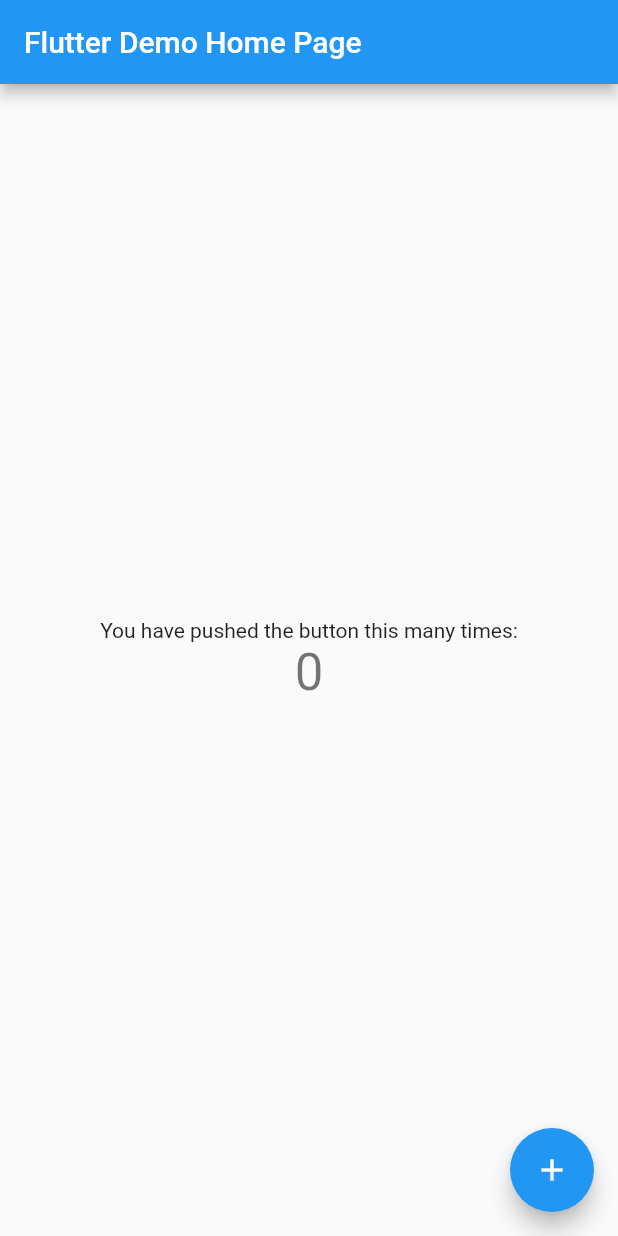
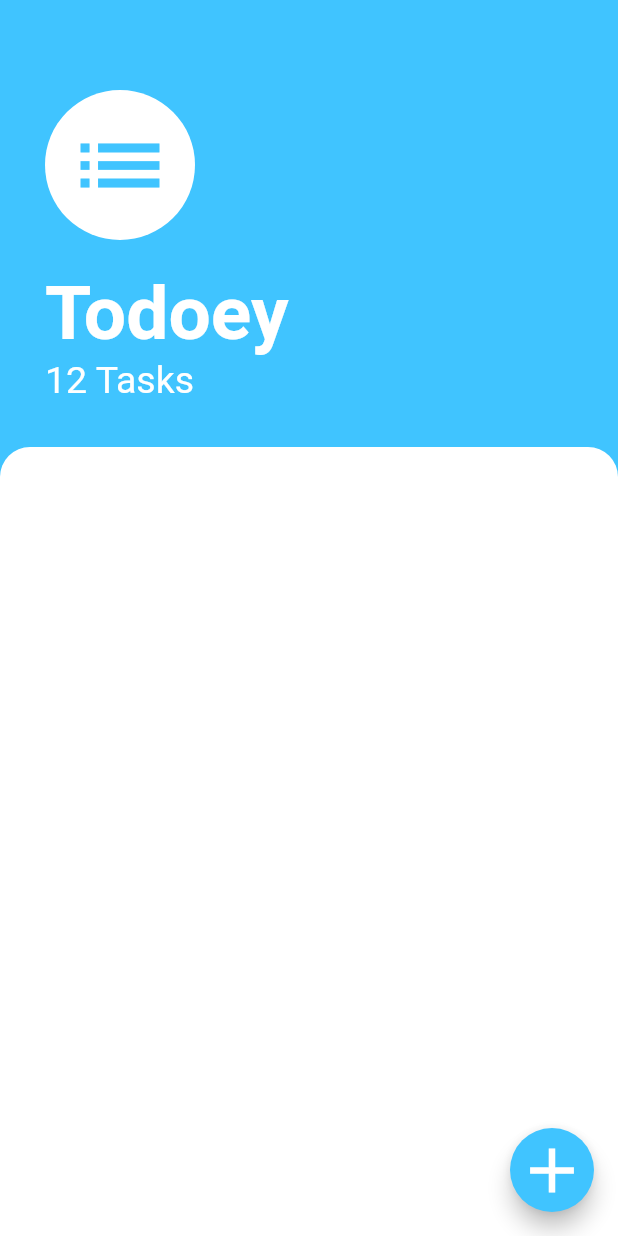
Before and after one commit to matr0s/todo_fliutter, a Flutter app: the screen it shows after launch, on a phone screen of 412 x 824 dp. Run offline on Flutter 3.47's test engine with Material 2 defaults, Android fonts, the phone set to English and light mode, and no system bars.

Commit message:
Tasks screen created with the main UI elements

```diff
--- a/lib/main.dart
+++ b/lib/main.dart
@@ -1,117 +1,14 @@
 import 'package:flutter/material.dart';
 
-void main() {
-  runApp(MyApp());
-}
+import 'screens/tasks_screen.dart';
+
+void main() => runApp(MyApp());
 
 class MyApp extends StatelessWidget {
-  // This widget is the root of your application.
   @override
   Widget build(BuildContext context) {
     return MaterialApp(
-      title: 'Flutter Demo',
-      theme: ThemeData(
-        // This is the theme of your application.
-        //
-        // Try running your application with "flutter run". You'll see the
-        // application has a blue toolbar. Then, without quitting the app, try
-        // changing the primarySwatch below to Colors.green and then invoke
-        // "hot reload" (press "r" in the console where you ran "flutter run",
-        // or simply save your changes to "hot reload" in a Flutter IDE).
-        // Notice that the counter didn't reset back to zero; the application
-        // is not restarted.
-        primarySwatch: Colors.blue,
-        // This makes the visual density adapt to the platform that you run
-        // the app on. For desktop platforms, the controls will be smaller and
-        // closer together (more dense) than on mobile platforms.
-        visualDensity: VisualDensity.adaptivePlatformDensity,
-      ),
-      home: MyHomePage(title: 'Flutter Demo Home Page'),
+      home: TasksScreen(),
     );
   }
 }
-
-class MyHomePage extends StatefulWidget {
-  MyHomePage({Key key, this.title}) : super(key: key);
-
-  // This widget is the home page of your application. It is stateful, meaning
-  // that it has a State object (defined below) that contains fields that affect
-  // how it looks.
-
-  // This class is the configuration for the state. It holds the values (in this
-  // case the title) provided by the parent (in this case the App widget) and
-  // used by the build method of the State. Fields in a Widget subclass are
-  // always marked "final".
-
-  final String title;
-
-  @override
-  _MyHomePageState createState() => _MyHomePageState();
-}
-
-class _MyHomePageState extends State<MyHomePage> {
-  int _counter = 0;
-
-  void _incrementCounter() {
-    setState(() {
-      // This call to setState tells the Flutter framework that something has
-      // changed in this State, which causes it to rerun the build method below
-      // so that the display can reflect the updated values. If we changed
-      // _counter without calling setState(), then the build method would not be
-      // called again, and so nothing would appear to happen.
-      _counter++;
-    });
-  }
-
-  @override
-  Widget build(BuildContext context) {
-    // This method is rerun every time setState is called, for instance as done
-    // by the _incrementCounter method above.
-    //
-    // The Flutter framework has been optimized to make rerunning build methods
-    // fast, so that you can just rebuild anything that needs updating rather
-    // than having to individually change instances of widgets.
-    return Scaffold(
-      appBar: AppBar(
-        // Here we take the value from the MyHomePage object that was created by
-        // the App.build method, and use it to set our appbar title.
-        title: Text(widget.title),
-      ),
-      body: Center(
-        // Center is a layout widget. It takes a single child and positions it
-        // in the middle of the parent.
-        child: Column(
-          // Column is also a layout widget. It takes a list of children and
-          // arranges them vertically. By default, it sizes itself to fit its
-          // children horizontally, and tries to be as tall as its parent.
-          //
-          // Invoke "debug painting" (press "p" in the console, choose the
-          // "Toggle Debug Paint" action from the Flutter Inspector in Android
-          // Studio, or the "Toggle Debug Paint" command in Visual Studio Code)
-          // to see the wireframe for each widget.
-          //
-          // Column has various properties to control how it sizes itself and
-          // how it positions its children. Here we use mainAxisAlignment to
-          // center the children vertically; the main axis here is the vertical
-          // axis because Columns are vertical (the cross axis would be
-          // horizontal).
-          mainAxisAlignment: MainAxisAlignment.center,
-          children: <Widget>[
-            Text(
-              'You have pushed the button this many times:',
-            ),
-            Text(
-              '$_counter',
-              style: Theme.of(context).textTheme.headline4,
-            ),
-          ],
-        ),
-      ),
-      floatingActionButton: FloatingActionButton(
-        onPressed: _incrementCounter,
-        tooltip: 'Increment',
-        child: Icon(Icons.add),
-      ), // This trailing comma makes auto-formatting nicer for build methods.
-    );
-  }
-}
--- /dev/null
+++ b/lib/screens/tasks_screen.dart
@@ -0,0 +1,69 @@
+import 'package:flutter/material.dart';
+import 'package:flutter/painting.dart';
+
+class TasksScreen extends StatelessWidget {
+  @override
+  Widget build(BuildContext context) {
+    return Scaffold(
+      backgroundColor: Colors.lightBlueAccent,
+      floatingActionButton: FloatingActionButton(
+        backgroundColor: Colors.lightBlueAccent,
+        child: Icon(
+          Icons.add,
+          size: 50.0,
+        ),
+        onPressed: () {
+          //on press action
+        },
+      ),
+      body: Column(crossAxisAlignment: CrossAxisAlignment.start, children: [
+        Container(
+          padding: EdgeInsets.only(
+            top: 60.0,
+            left: 30.0,
+            right: 30.0,
+            bottom: 30.0,
+          ),
+          child:
+              Column(crossAxisAlignment: CrossAxisAlignment.start, children: [
+            CircleAvatar(
+              radius: 50.0,
+              backgroundColor: Colors.white,
+              child: Icon(
+                Icons.list,
+                size: 70.0,
+                color: Colors.lightBlueAccent,
+              ),
+            ),
+            SizedBox(height: 20.0),
+            Text(
+              'Todoey',
+              style: TextStyle(
+                fontSize: 50.0,
+                fontWeight: FontWeight.w700,
+                color: Colors.white,
+              ),
+            ),
+            Text(
+              '12 Tasks',
+              style: TextStyle(
+                color: Colors.white,
+                fontSize: 25.0,
+              ),
+            ),
+          ]),
+        ),
+        Expanded(
+          child: Container(
+            decoration: BoxDecoration(
+                color: Colors.white,
+                borderRadius: BorderRadius.only(
+                  topRight: Radius.circular(20.0),
+                  topLeft: Radius.circular(20.0),
+                )),
+          ),
+        ),
+      ]),
+    );
+  }
+}
```
